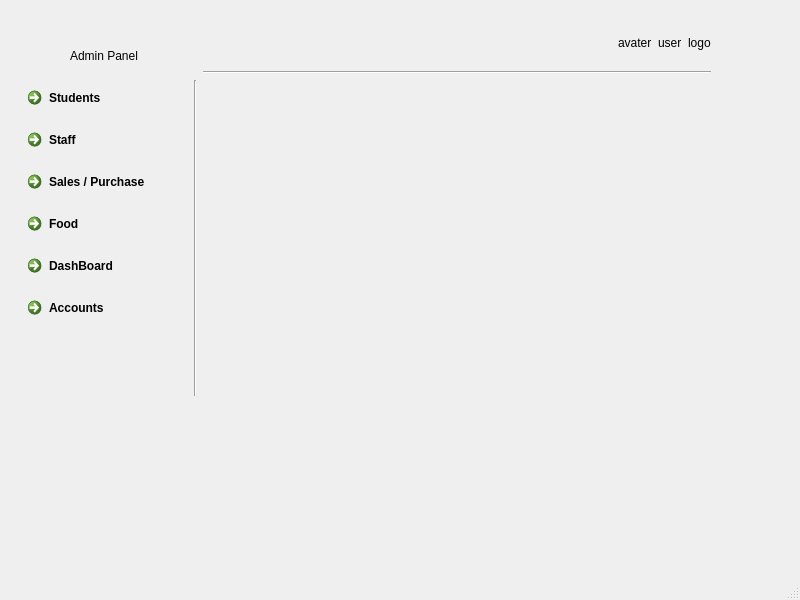
Qt form resources/layouts/staffWindow.ui (Omoshlawi/smart_cafteria) before a commit.
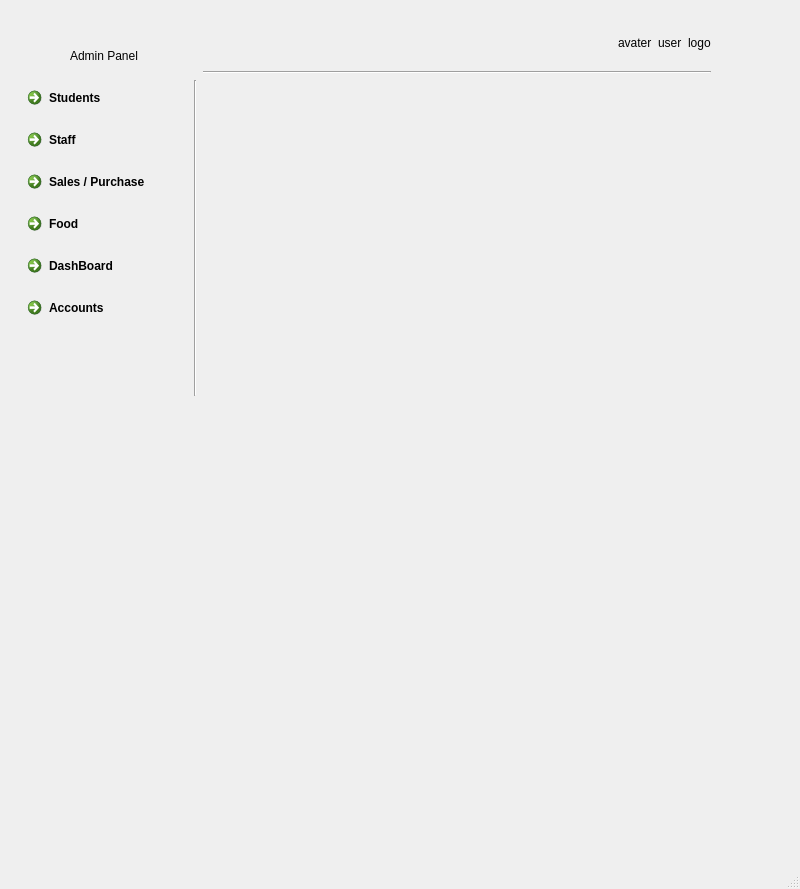
The same form after that commit.

```diff
--- a/resources/layouts/staffWindow.ui
+++ b/resources/layouts/staffWindow.ui
@@ -7,7 +7,7 @@
     <x>0</x>
     <y>0</y>
     <width>800</width>
-    <height>600</height>
+    <height>889</height>
    </rect>
   </property>
   <property name="windowTitle">
```
Left out of the diff: 8 changed lines with no effect on the pictures.
